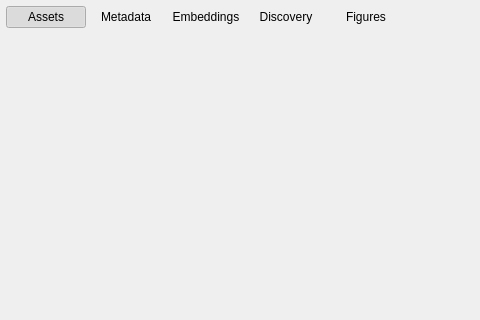
This is src/MainWindow/ui/main_window.ui in eidora-desktop/EIDORA as Qt 5 draws it before an edit; both pictures show x 0 to 480 and y 0 to 320 of the 1090 by 732 pixel window. The edited form follows.
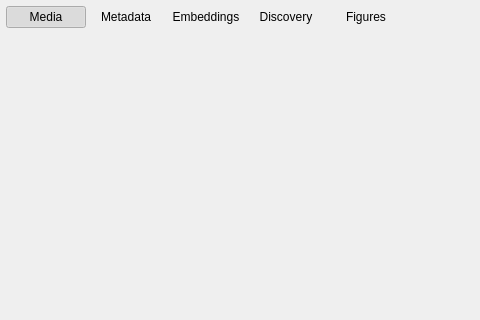
This is the edited form. Icons and pictures are not drawn.

Patch:
```diff
--- a/src/MainWindow/ui/main_window.ui
+++ b/src/MainWindow/ui/main_window.ui
@@ -60,7 +60,7 @@
        <item>
         <widget class="QPushButton" name="button_assets_area">
          <property name="text">
-          <string>Assets</string>
+          <string>Media</string>
          </property>
          <property name="icon">
           <iconset>
```
Left out of the diff: 9 changed lines with no effect on the pictures.
